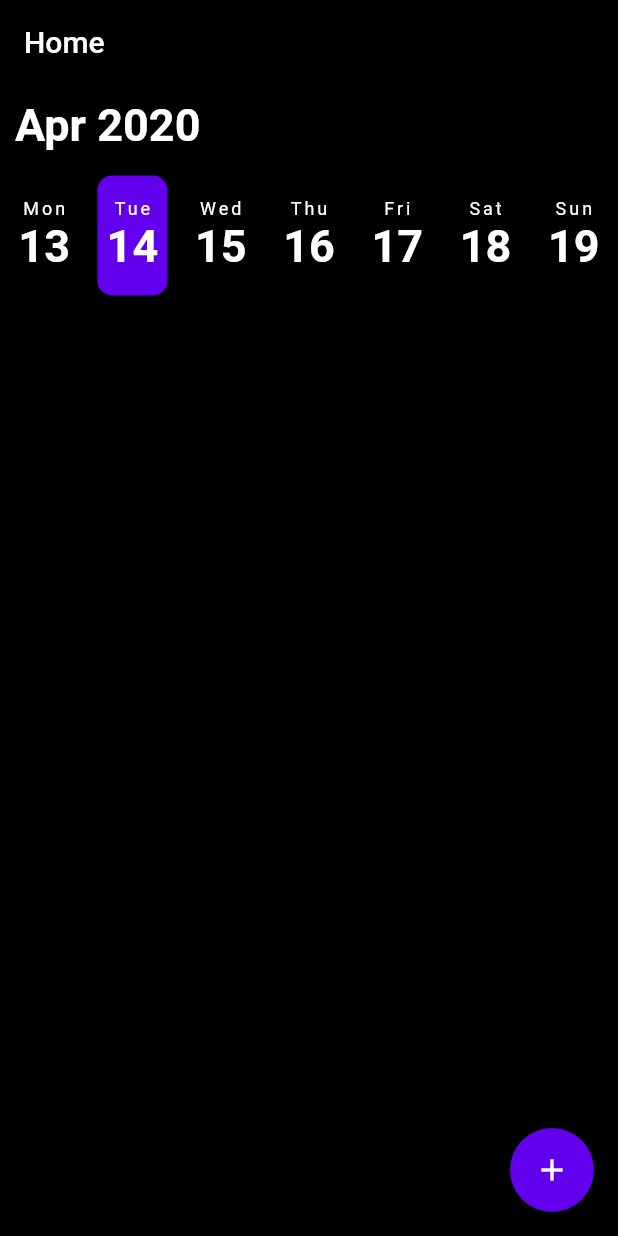
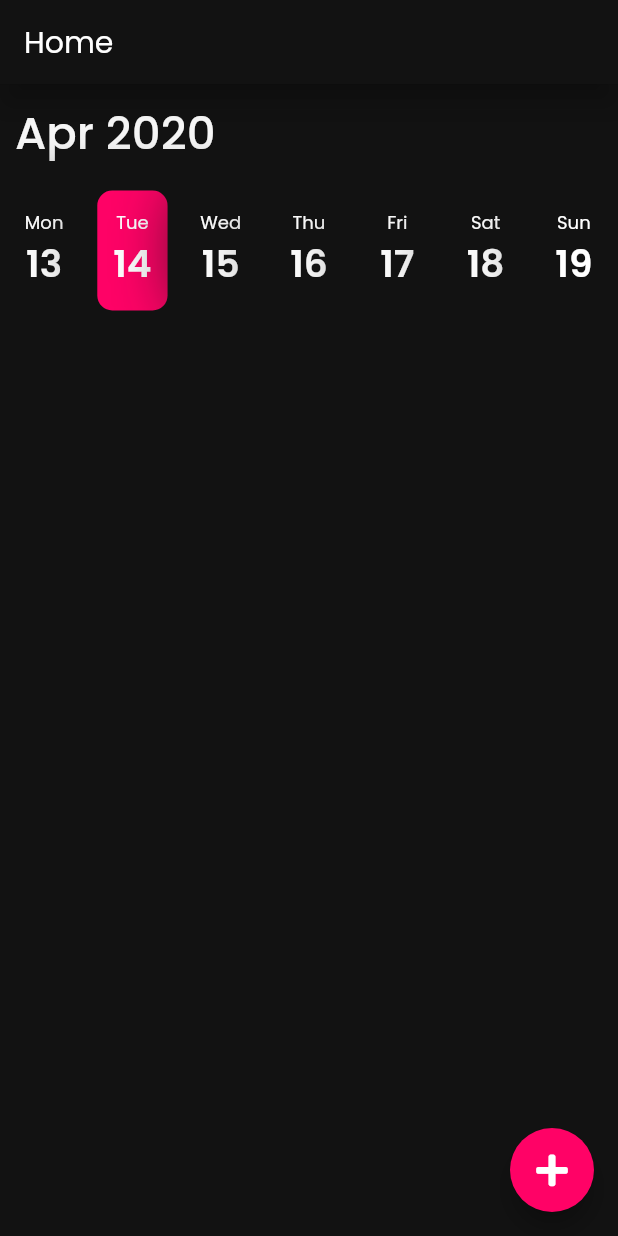
Before and after one commit to SatishBV/Habbit, a Flutter app: the screen it shows after launch, on a phone screen of 412 x 824 dp. Run offline on Flutter 3.47's test engine with Material 2 defaults, Android fonts, the phone set to English and light mode, and no system bars; our stand-ins replace font_awesome_flutter, google_fonts.

Commit message:
Pod update files and add fonts

```diff
--- a/lib/Constants/styles.dart
+++ b/lib/Constants/styles.dart
@@ -1,24 +1,39 @@
 import 'package:flutter/material.dart';
+import 'package:google_fonts/google_fonts.dart';
 
-const Color lightBlackColor = Color(0xFF575953);
-const Color primaryColor = Colors.black;
-const Color purpleColor = Color(0xFF6200EE);
+const Color primaryColor = Color(0xFF121212);
+const Color purpleColor = Color(0xFFFF0266);
+const Color purpleColorDesat = Color(0xFFFF7597);
 const Color textColor = Colors.white;
 
-const TextStyle dayTextStyle = TextStyle(
-  color: textColor,
-  fontSize: 12.0,
-  letterSpacing: 2.0,
-);
+TextStyle get kScreenTitleLabel {
+	return GoogleFonts.poppins(
+		color: textColor,
+		fontWeight: FontWeight.w400,
+		fontSize: 20.0,
+	);
+}
 
-const TextStyle monthTextStyle = TextStyle(
-  color: textColor,
-  fontSize: 12.0,
-  letterSpacing: 2.0,
-);
+TextStyle get kMonthYearLabel {
+  return GoogleFonts.poppins(
+    color: textColor,
+    fontSize: 30.0,
+    fontWeight: FontWeight.w500,
+  );
+}
 
-const TextStyle dateTextStyle = TextStyle(
-  color: textColor,
-  fontSize: 30.0,
-  fontWeight: FontWeight.bold,
-);
+TextStyle get kDayLabel {
+  return GoogleFonts.poppins(
+    color: textColor,
+    fontSize: 12.0,
+    fontWeight: FontWeight.w400,
+  );
+}
+
+TextStyle get kDateLabel {
+  return GoogleFonts.poppins(
+    color: textColor,
+    fontSize: 25.0,
+    fontWeight: FontWeight.w600,
+  );
+}
--- a/lib/Views/date_block_view.dart
+++ b/lib/Views/date_block_view.dart
@@ -25,13 +25,20 @@ class DateBlockView extends StatelessWidget {
         height: 80.0,
         decoration: BoxDecoration(
           borderRadius: BorderRadius.circular(10.0),
-          color: isActive ? purpleColor : Colors.black,
+          color: isActive ? purpleColor : primaryColor,
+          boxShadow: <BoxShadow>[
+            BoxShadow(
+              color: primaryColor,
+              offset: Offset(0.0, 0.0),
+              blurRadius: 40.0,
+            ),
+          ],
         ),
         child: Column(
           mainAxisAlignment: MainAxisAlignment.center,
           children: <Widget>[
-            Text(getDayText(), style: dayTextStyle),
-            Text(getDateForDay(dayOfWeek), style: dateTextStyle),
+            Text(getDayText(), style: kDayLabel),
+            Text(getDateForDay(dayOfWeek), style: kDateLabel),
           ],
         ),
       ),
--- a/lib/Views/week_view.dart
+++ b/lib/Views/week_view.dart
@@ -21,6 +21,7 @@ class _WeekViewState extends State<WeekView> {
   void initState() {
     super.initState();
     _weekOffset = 0;
+	activeDate = DateTime.now();
   }
 
   @override
@@ -36,10 +37,11 @@ class _WeekViewState extends State<WeekView> {
           ),
           child: Text(
             getMonth(),
-            style: dateTextStyle,
+            style: kMonthYearLabel,
           ),
         ),
         Dismissible(
+			movementDuration: Duration(milliseconds: 0),
           resizeDuration: null,
           onDismissed: (DismissDirection direction) {
             setState(() {
--- a/lib/home_page.dart
+++ b/lib/home_page.dart
@@ -1,6 +1,7 @@
 import 'package:flutter/material.dart';
 import 'Constants/styles.dart';
 import 'Views/week_view.dart';
+import 'package:font_awesome_flutter/font_awesome_flutter.dart';
 
 class HomePage extends StatefulWidget {
   HomePage({Key key, this.title}) : super(key: key);
@@ -11,7 +12,6 @@ class HomePage extends StatefulWidget {
 }
 
 class _HomePageState extends State<HomePage> {
-
   @override
   void initState() {
     super.initState();
@@ -21,7 +21,11 @@ class _HomePageState extends State<HomePage> {
   Widget build(BuildContext context) {
     return Scaffold(
       appBar: AppBar(
-        title: Text(widget.title),
+		elevation: 8.0,
+        title: Text(
+          widget.title,
+          style: kScreenTitleLabel,
+        ),
       ),
       body: SingleChildScrollView(
         child: Column(
@@ -37,7 +41,8 @@ class _HomePageState extends State<HomePage> {
         ),
       ),
       floatingActionButton: FloatingActionButton(
-        child: Icon(Icons.add),
+		  disabledElevation: 4.0,
+        child: FaIcon(FontAwesomeIcons.plus),
         backgroundColor: purpleColor,
         elevation: 6,
         onPressed: () {},
@@ -47,6 +52,6 @@ class _HomePageState extends State<HomePage> {
 
   void onDateSelection(DateTime dateTime) {
     print(dateTime.year.toString());
-	print(dateTime.day.toString());
+    print(dateTime.day.toString());
   }
 }
--- a/pubspec.yaml
+++ b/pubspec.yaml
@@ -24,6 +24,8 @@ dependencies:
   # Use with the CupertinoIcons class for iOS style icons.
   cupertino_icons: ^0.1.2
   intl: ^0.16.1
+  font_awesome_flutter: ^8.8.1
+  google_fonts: ^0.4.1
 
 dev_dependencies:
   flutter_test:
```
Also changed, not shown: pubspec.lock, 20 other files.
